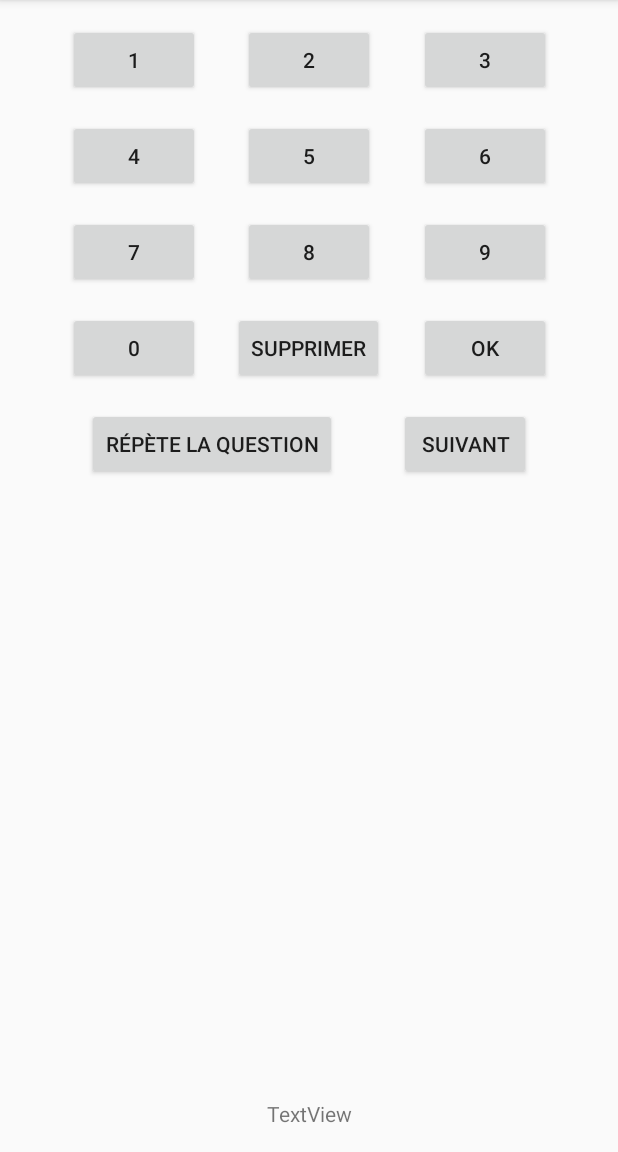
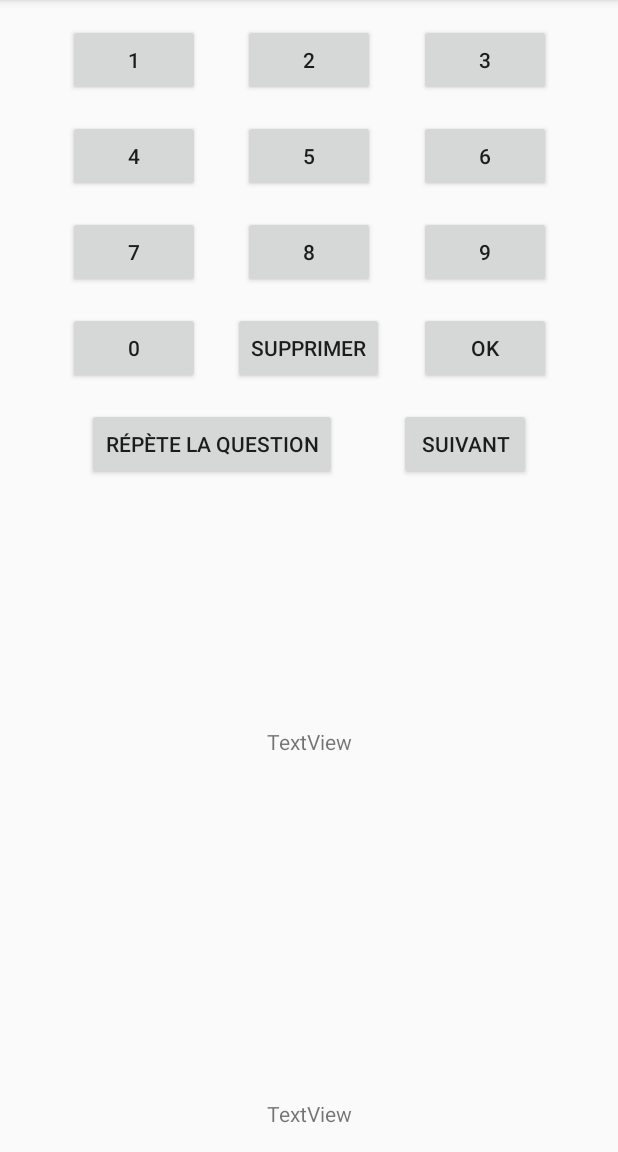
Before and after one commit to Natsuyuki2/CalculMental, an Android app: the screen it shows after launch (MainActivity), on a phone screen of 412 x 824 dp, the part 84-1236 px from its top. Run offline under Robolectric (Android 15) with nearby library versions, the phone set to English and light mode, and no system bars; our stand-ins replace data binding.

Commit message:
ajout de la question_ecrite dans le layout

```diff
--- a/app/src/main/java/com/example/calculmental/MainActivity.kt
+++ b/app/src/main/java/com/example/calculmental/MainActivity.kt
@@ -42,7 +42,10 @@ class MainActivity : AppCompatActivity() {
 //        }
 
 
-        binding.nouvelleQuestionButton.setOnClickListener { theVoice.nouvelleQuestion() }
+        binding.nouvelleQuestionButton.setOnClickListener {
+            theVoice.nouvelleQuestion()
+            binding.questionEcrite.text = theVoice.ecritLaQuestion()
+        }
         binding.repeter.setOnClickListener { theVoice.repeteLaQuestion() }
 
         binding.keypad10Button.setOnClickListener { binding.resultatText.text = paveNumerique.saisirChiffre("0") }
--- a/app/src/main/res/layout/activity_main.xml
+++ b/app/src/main/res/layout/activity_main.xml
@@ -177,5 +177,19 @@
             app:layout_constraintStart_toStartOf="parent"
             app:layout_constraintTop_toBottomOf="@+id/keypad8_button" />
 
+        <TextView
+            android:id="@+id/question_ecrite"
+            android:layout_width="wrap_content"
+            android:layout_height="wrap_content"
+            android:layout_marginStart="16dp"
+            android:layout_marginTop="16dp"
+            android:layout_marginEnd="16dp"
+            android:layout_marginBottom="16dp"
+            android:text="TextView"
+            app:layout_constraintBottom_toTopOf="@+id/resultat_text"
+            app:layout_constraintEnd_toEndOf="parent"
+            app:layout_constraintStart_toStartOf="parent"
+            app:layout_constraintTop_toBottomOf="@+id/supprimer_bouton" />
+
     </androidx.constraintlayout.widget.ConstraintLayout>
 </layout>
```
